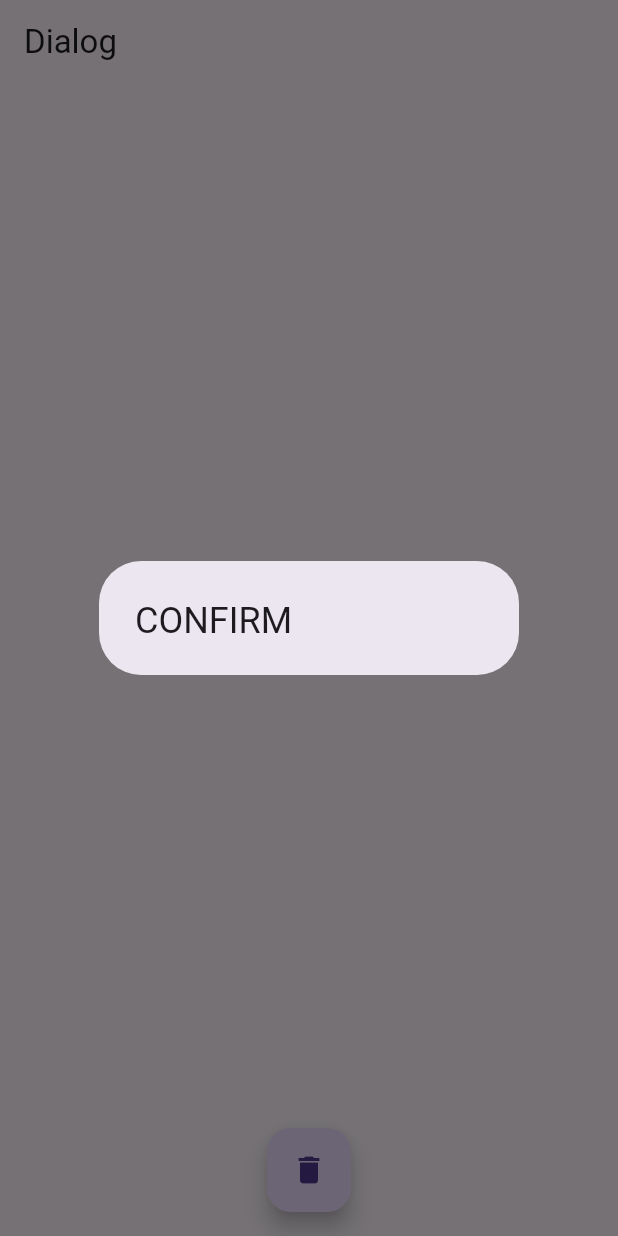
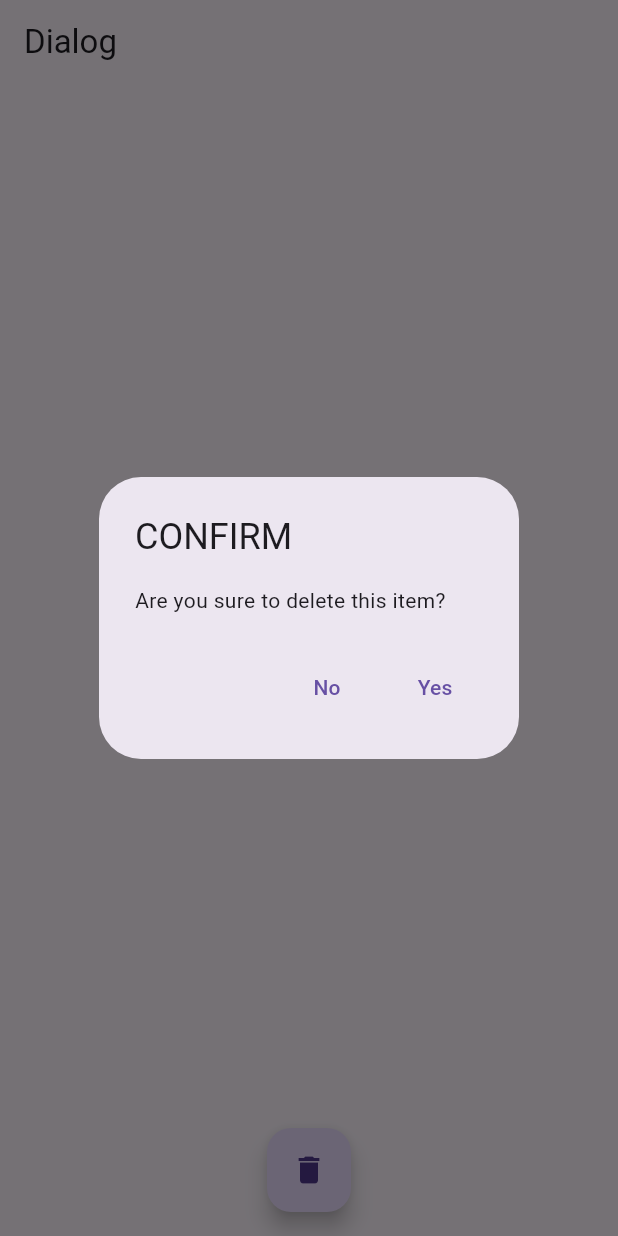
Before and after one commit to Melidasari/Pemograman_Flutter, a Flutter app: the screen it shows after launch, after a tap on the "delete" icon, on a phone screen of 412 x 824 dp. Run offline on Flutter 3.47's test engine with Material 3 defaults, Android fonts, the phone set to English and light mode, and no system bars; our stand-ins replace faker.

Commit message:
Update FLUTTER 20 Dialog

```diff
--- a/dialog/lib/home.dart
+++ b/dialog/lib/home.dart
@@ -1,23 +1,63 @@
 import 'package:flutter/material.dart';
 
-class MyHomePage extends StatelessWidget {
+void main() {
+  runApp(MyApp());
+}
+
+class MyApp extends StatelessWidget {
+  @override
+  Widget build(BuildContext context) {
+    return MaterialApp(
+      debugShowCheckedModeBanner: false,
+      home: MyHomePage(),
+    );
+  }
+}
+
+class MyHomePage extends StatefulWidget {
+  @override
+  MyHomePageState createState() => MyHomePageState();
+}
+
+class MyHomePageState extends State<MyHomePage> {
+  String data = "Belum ada input";
+
+  void _showDeleteConfirmationDialog(BuildContext context) {
+    showDialog(
+      context: context,
+      builder: (context) {
+        return DeleteConfirmationDialog(
+          onConfirm: () {
+            debugPrint("Klik Yes");
+            setState(() {
+              data = "TRUE";
+            });
+          },
+        );
+      },
+    ).then((value) {
+      debugPrint(value.toString());
+    });
+  }
+
   @override
   Widget build(BuildContext context) {
     return Scaffold(
       appBar: AppBar(
         title: Text("Dialog"),
       ),
+      body: Center(
+        child: Text(
+          data,
+          style: TextStyle(
+            fontSize: 35,
+          ),
+        ),
+      ),
       floatingActionButton: FloatingActionButton(
         onPressed: () {
-          print("Telah diklik");
-          showDialog(
-            context: context,
-            builder: (context) {
-              return AlertDialog(
-                title: Text("CONFIRM"),
-              );
-            },
-          );
+          debugPrint("Telah diklik");
+          _showDeleteConfirmationDialog(context);
         },
         child: Icon(Icons.delete),
       ),
@@ -25,3 +65,33 @@ class MyHomePage extends StatelessWidget {
     );
   }
 }
+
+class DeleteConfirmationDialog extends StatelessWidget {
+  final VoidCallback onConfirm;
+
+  DeleteConfirmationDialog({required this.onConfirm});
+
+  @override
+  Widget build(BuildContext context) {
+    return AlertDialog(
+      title: Text("CONFIRM"),
+      content: Text("Are you sure to delete this item?"),
+      actions: [
+        TextButton(
+          onPressed: () {
+            debugPrint("Klik No");
+            Navigator.of(context).pop(false);
+          },
+          child: Text("No"),
+        ),
+        TextButton(
+          onPressed: () {
+            onConfirm();
+            Navigator.of(context).pop(true);
+          },
+          child: Text("Yes"),
+        ),
+      ],
+    );
+  }
+}
```
